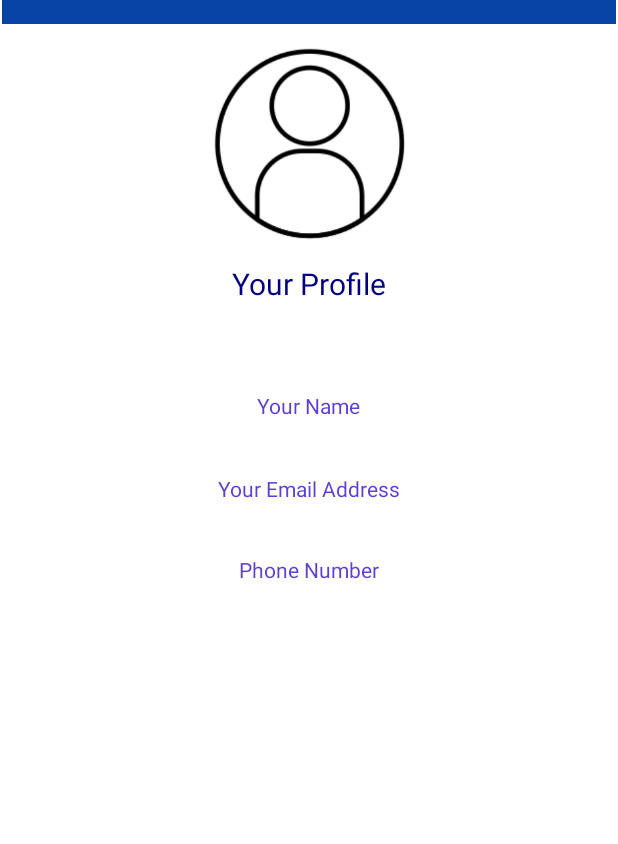
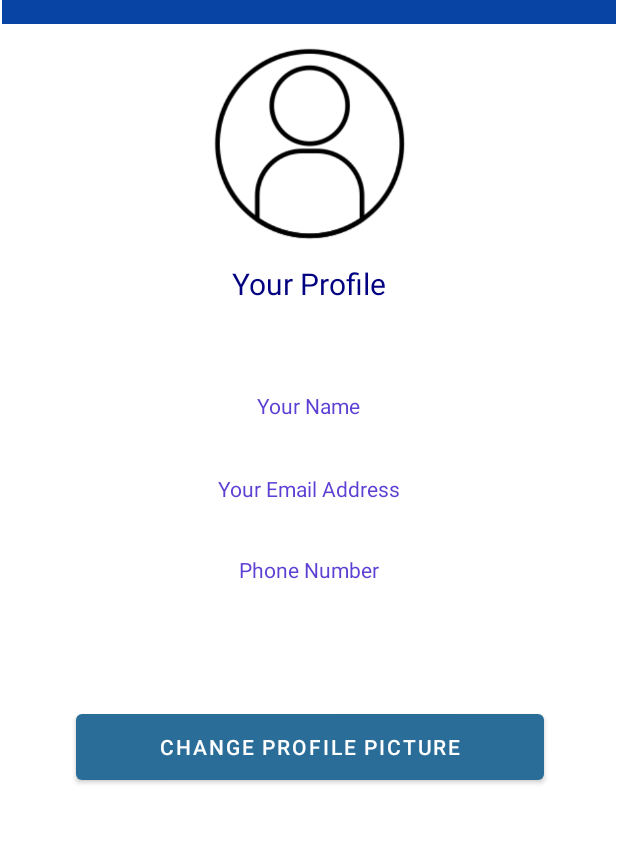
Before and after one commit to Rivindu2/Insight, an Android app: the UserprofileActivity screen opened directly, with no data from a screen before it, on a phone screen of 412 x 824 dp, the part 60-904 px from its top. Run offline under Robolectric (Android 15) with nearby library versions, the light colour scheme and no system bars; our stand-ins replace Firebase (no records; nobody signed in at launch, a user with empty details on screens opened directly), Picasso.

Commit message:
AddImageUploader

```diff
--- a/app/build.gradle
+++ b/app/build.gradle
@@ -36,9 +36,12 @@ dependencies {
     implementation 'androidx.constraintlayout:constraintlayout:2.0.4'
     implementation 'com.google.firebase:firebase-firestore:23.0.3'
     implementation 'com.google.firebase:firebase-auth:21.0.1'
+    implementation 'com.google.firebase:firebase-storage:20.0.0'
     testImplementation 'junit:junit:4.+'
     implementation 'com.android.support:multidex:1.0.3'
     androidTestImplementation 'androidx.test.ext:junit:1.1.2'
     androidTestImplementation 'androidx.test.espresso:espresso-core:3.3.0'
     implementation 'it.xabaras.android:recyclerview-swipedecorator:1.2.3'
+    implementation 'com.squareup.picasso:picasso:2.71828'
+
 }
--- a/app/src/main/java/com/example/myapplication/UserprofileActivity.java
+++ b/app/src/main/java/com/example/myapplication/UserprofileActivity.java
@@ -1,12 +1,23 @@
 package com.example.myapplication;
 
+import androidx.annotation.NonNull;
 import androidx.annotation.Nullable;
 import androidx.appcompat.app.AppCompatActivity;
 
+import android.app.Activity;
+import android.content.Intent;
+import android.net.Uri;
 import android.os.Bundle;
+import android.provider.MediaStore;
 import android.util.Log;
+import android.view.View;
+import android.widget.Button;
+import android.widget.ImageView;
 import android.widget.TextView;
+import android.widget.Toast;
 
+import com.google.android.gms.tasks.OnFailureListener;
+import com.google.android.gms.tasks.OnSuccessListener;
 import com.google.firebase.auth.FirebaseAuth;
 import com.google.firebase.auth.FirebaseUser;
 import com.google.firebase.firestore.DocumentReference;
@@ -14,6 +25,10 @@ import com.google.firebase.firestore.DocumentSnapshot;
 import com.google.firebase.firestore.EventListener;
 import com.google.firebase.firestore.FirebaseFirestore;
 import com.google.firebase.firestore.FirebaseFirestoreException;
+import com.google.firebase.storage.FirebaseStorage;
+import com.google.firebase.storage.StorageReference;
+import com.google.firebase.storage.UploadTask;
+import com.squareup.picasso.Picasso;
 
 public class UserprofileActivity extends AppCompatActivity {
     TextView fullName,email,phone;
@@ -22,6 +37,9 @@ public class UserprofileActivity extends AppCompatActivity {
     String userId;
     FirebaseUser user;
     DocumentReference documentReference;
+    ImageView profileImage;
+    Button changeProfileImage;
+    StorageReference storageReference;
 
     @Override
     protected void onCreate(Bundle savedInstanceState) {
@@ -32,9 +50,20 @@ public class UserprofileActivity extends AppCompatActivity {
         phone = findViewById(R.id.textView12);
         fullName = findViewById(R.id.textView6);
         email = findViewById(R.id.textView11);
+        profileImage = findViewById(R.id.profileImageView);
+        changeProfileImage = findViewById(R.id.button2);
+
 
         fAuth = FirebaseAuth.getInstance();
         fStore = FirebaseFirestore.getInstance();
+        storageReference = FirebaseStorage.getInstance().getReference();
+        StorageReference profileRef = storageReference.child("users/"+fAuth.getCurrentUser().getUid()+"/profile.jpg");
+        profileRef.getDownloadUrl().addOnSuccessListener(new OnSuccessListener<Uri>() {
+            @Override
+            public void onSuccess(Uri uri) {
+                    Picasso.get().load(uri).into(profileImage);
+            }
+        });
 
         userId = fAuth.getCurrentUser().getUid();
 
@@ -52,5 +81,52 @@ public class UserprofileActivity extends AppCompatActivity {
                 }
             }
         });
+
+
+        changeProfileImage.setOnClickListener(new View.OnClickListener() {
+            @Override
+            public void onClick(View view) {
+                //open gallery
+                Intent openGalleryIntent = new Intent(Intent.ACTION_PICK, MediaStore.Images.Media.EXTERNAL_CONTENT_URI);
+                startActivityForResult(openGalleryIntent,1000);
+            }
+        });
+    }
+
+    @Override
+    protected void onActivityResult(int requestCode, int resultCode, @Nullable Intent data) {
+        super.onActivityResult(requestCode, resultCode, data);
+        if (requestCode == 1000){
+            if (resultCode == Activity.RESULT_OK){
+                Uri imageUri = data.getData();
+                //profileImage.setImageURI(imageUri);
+
+                uploadImageToFirebase(imageUri);
+            }
+        }
+    }
+
+    private void uploadImageToFirebase(Uri imageUri) {
+        //upload image to firebase storage
+        StorageReference fileRef = storageReference.child("users/"+fAuth.getCurrentUser().getUid()+"/profile.jpg");
+        fileRef.putFile(imageUri).addOnSuccessListener(new OnSuccessListener<UploadTask.TaskSnapshot>() {
+            @Override
+            public void onSuccess(UploadTask.TaskSnapshot taskSnapshot) {
+                fileRef.getDownloadUrl().addOnSuccessListener(new OnSuccessListener<Uri>() {
+                    @Override
+                    public void onSuccess(Uri uri) {
+                        Picasso.get().load(uri).into(profileImage);
+                    }
+                });
+            }
+        }).addOnFailureListener(new OnFailureListener() {
+            @Override
+            public void onFailure(@NonNull Exception e) {
+                Toast.makeText(UserprofileActivity.this, "Failed", Toast.LENGTH_SHORT).show();
+            }
+        });
+
+
+
     }
 }
--- a/app/src/main/res/layout/activity_userprofile.xml
+++ b/app/src/main/res/layout/activity_userprofile.xml
@@ -61,55 +61,66 @@
         android:layout_width="206dp"
         android:layout_height="33dp"
         android:layout_marginTop="8dp"
+        android:gravity="center_horizontal"
         android:text="Your Profile"
+        android:textAlignment="center"
         android:textColor="@color/blue_shade_2"
         android:textSize="20dp"
-        android:textAlignment="center"
         app:layout_constraintEnd_toEndOf="parent"
         app:layout_constraintHorizontal_bias="0.497"
         app:layout_constraintStart_toStartOf="parent"
-        app:layout_constraintTop_toBottomOf="@+id/profileImageView"
-        android:gravity="center_horizontal" />
+        app:layout_constraintTop_toBottomOf="@+id/profileImageView" />
 
     <TextView
         android:id="@+id/textView6"
         android:layout_width="310dp"
         android:layout_height="55dp"
         android:layout_marginTop="52dp"
+        android:gravity="center_horizontal"
         android:text="Your Name"
+        android:textAlignment="center"
         android:textColor="#5D3FD3"
-        android:textAlignment="center"
         app:layout_constraintEnd_toEndOf="parent"
         app:layout_constraintHorizontal_bias="0.495"
         app:layout_constraintStart_toStartOf="parent"
-        app:layout_constraintTop_toBottomOf="@+id/textView5"
-        android:gravity="center_horizontal" />
+        app:layout_constraintTop_toBottomOf="@+id/textView5" />
 
     <TextView
         android:id="@+id/textView11"
         android:layout_width="310dp"
         android:layout_height="54dp"
+        android:gravity="center_horizontal"
         android:text="Your Email Address"
         android:textAlignment="center"
         android:textColor="#5D3FD3"
         app:layout_constraintEnd_toEndOf="parent"
         app:layout_constraintHorizontal_bias="0.504"
         app:layout_constraintStart_toStartOf="parent"
-        app:layout_constraintTop_toBottomOf="@+id/textView6"
-        android:gravity="center_horizontal" />
+        app:layout_constraintTop_toBottomOf="@+id/textView6" />
 
     <TextView
         android:id="@+id/textView12"
         android:layout_width="310dp"
         android:layout_height="52dp"
+        android:gravity="center_horizontal"
         android:text="Phone Number"
+        android:textAlignment="center"
         android:textColor="#5D3FD3"
-        android:textAlignment="center"
         app:layout_constraintEnd_toEndOf="parent"
         app:layout_constraintHorizontal_bias="0.504"
         app:layout_constraintStart_toStartOf="parent"
-        app:layout_constraintTop_toBottomOf="@+id/textView11"
-        android:gravity="center_horizontal" />
+        app:layout_constraintTop_toBottomOf="@+id/textView11" />
+
+    <Button
+        android:id="@+id/button2"
+        android:layout_width="312dp"
+        android:layout_height="56dp"
+        android:layout_marginTop="48dp"
+        android:text="Change Profile Picture"
+        app:layout_constraintEnd_toEndOf="parent"
+        app:layout_constraintHorizontal_bias="0.505"
+        app:layout_constraintStart_toStartOf="parent"
+        app:layout_constraintTop_toBottomOf="@+id/textView12" />
 
 
 </androidx.constraintlayout.widget.ConstraintLayout>
```
